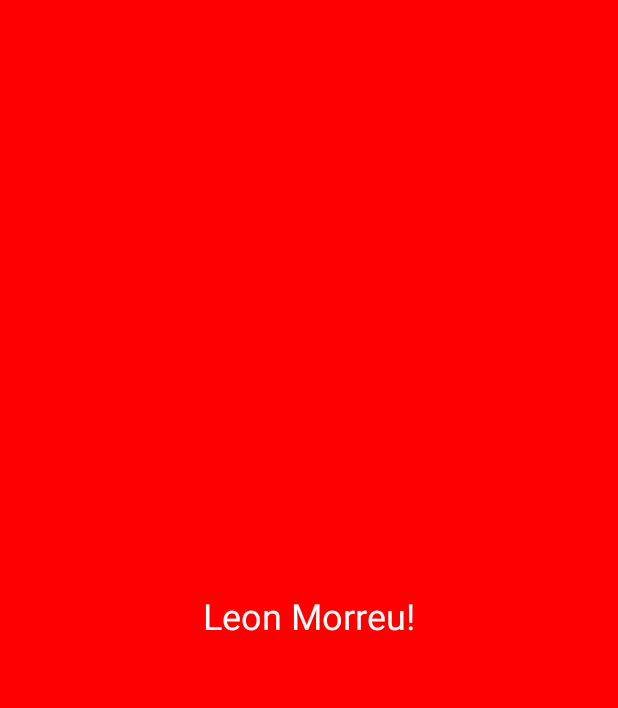
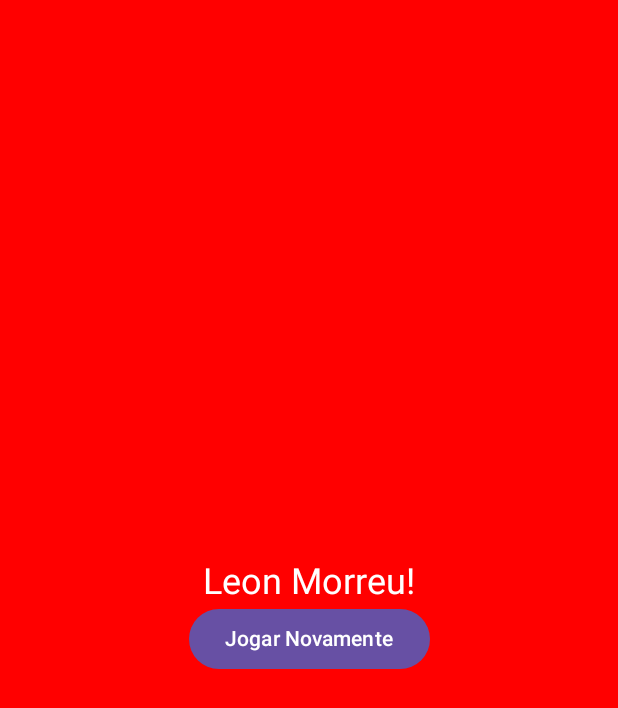
Before and after one commit to JogadorZero/Desenvolvimento_Mobile, an Android app built with Jetpack Compose: the final screen opened through its navigation route, on a phone screen of 412 x 824 dp. Shown: the top 708 px of the screen. Run offline under Robolectric (Android 15) with nearby library versions, the phone set to English and light mode, and no system bars.

Commit message:
Add Jogar Novamente

```diff
--- a/CacaAoTesouro/app/src/main/java/com/playerzero/cacaaotesouro/MainActivity.kt
+++ b/CacaAoTesouro/app/src/main/java/com/playerzero/cacaaotesouro/MainActivity.kt
@@ -108,9 +108,9 @@ class MainActivity : ComponentActivity() {
                 }
                 composable("final") {
                     when {
-                        score == 5 -> TelaFinal("Leon achou Ashley Viva!", Color.Green)
-                        score >= 3 -> TelaFinal("Leon achou Ashley Morta!", Color.DarkGray)
-                        else -> TelaFinal("Leon Morreu!", Color.Red)
+                        score == 5 -> TelaFinal("Leon achou Ashley Viva!", Color.Green, navController)
+                        score >= 3 -> TelaFinal("Leon achou Ashley Morta!", Color.DarkGray, navController)
+                        else -> TelaFinal("Leon Morreu!", Color.Red, navController)
                     }
                 }
             }
@@ -169,7 +169,7 @@ fun TelaJogo(
 }
 
 @Composable
-fun TelaFinal(mensagem: String, corFundo: Color) {
+fun TelaFinal(mensagem: String, corFundo: Color, navController: androidx.navigation.NavController) {
     Column(
         modifier = Modifier
             .fillMaxSize()
@@ -179,6 +179,10 @@ fun TelaFinal(mensagem: String, corFundo: Color) {
         horizontalAlignment = Alignment.CenterHorizontally
     ) {
         Text(text = mensagem, fontSize = 24.sp, color = Color.White)
+
+        Button(onClick = { navController.navigate("home") }) {
+            Text("Jogar Novamente")
+        }
     }
 }
 
```
